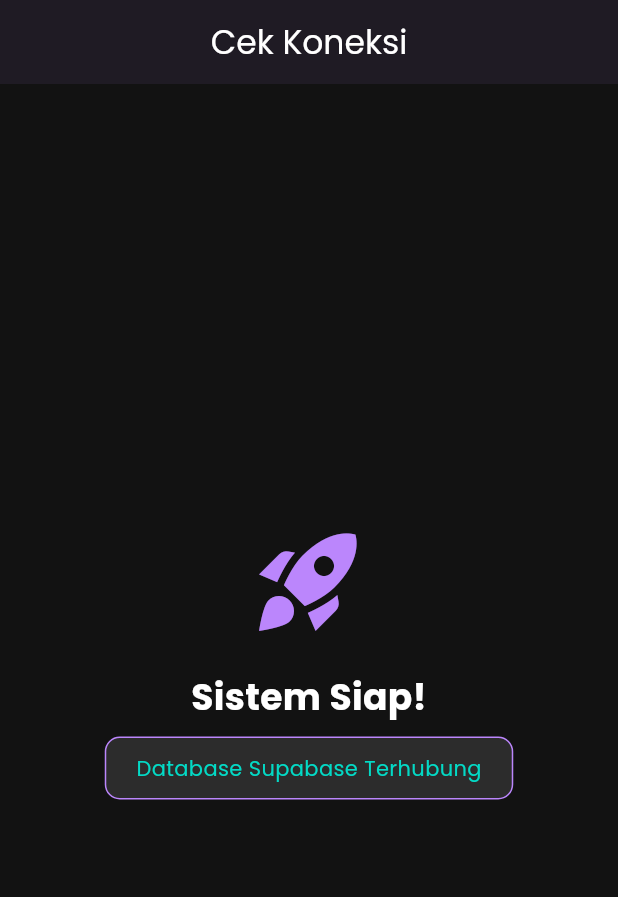
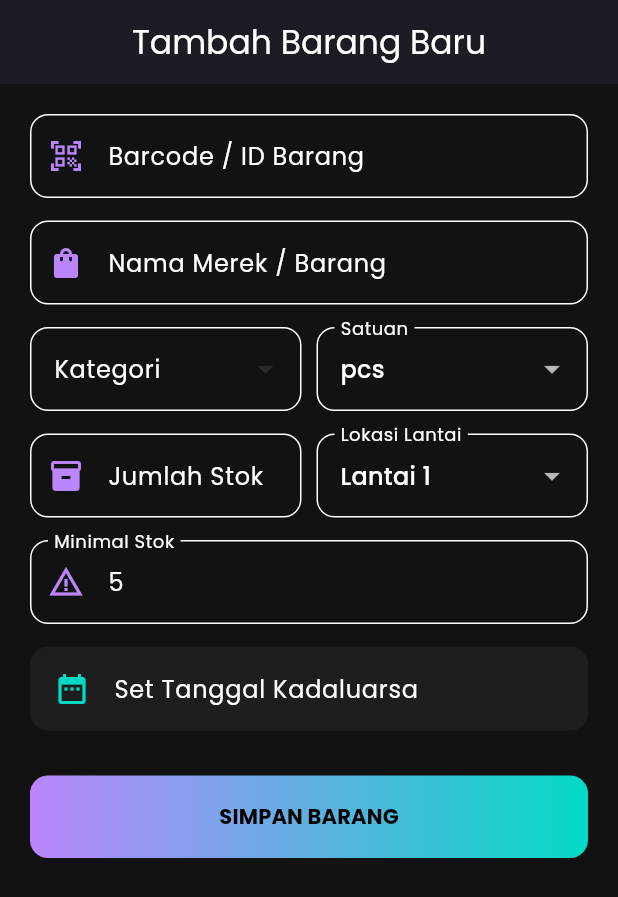
Before and after one commit to Umeem26/Minimarket-Pos-System, a Flutter app: the screen it shows after launch, on a phone screen of 412 x 824 dp. Shown: the top 897 px of the screen. Run offline on Flutter 3.47's test engine with Material 3 defaults, Android fonts, the phone set to English and light mode, and no system bars; our stand-ins replace flutter_dotenv, google_fonts, supabase_flutter; accounts and stored records are empty.

Commit message:
feat: implement add product UI with multi-floor and unit support
- Create AddProductScreen with form validation
- Implement dropdowns for categories, unit types (gram/liter), and floors
- Integrate date picker for monitoring frozen food expiry
- Apply holographic gradient button and dark purple theme

```diff
--- /dev/null
+++ b/minimarket_pos/lib/data/product_service.dart
@@ -0,0 +1,32 @@
+import 'package:supabase_flutter/supabase_flutter.dart';
+import 'product_model.dart';
+
+class ProductService {
+  final supabase = Supabase.instance.client;
+
+  // Mengambil daftar kategori untuk ditampilkan di Dropdown UI
+  Future<List<Map<String, dynamic>>> getCategories() async {
+    final response = await supabase.from('categories').select();
+    return List<Map<String, dynamic>>.from(response);
+  }
+
+  // Menyimpan Produk Baru dan Stok Awalnya
+  Future<void> addProduct(ProductModel product, String floor, double initialQty, DateTime? expiry) async {
+    // 1. Simpan ke tabel products
+    await supabase.from('products').insert({
+      'id': product.id,
+      'brand_name': product.brandName,
+      'category_id': product.categoryId,
+      'unit_type': product.unitType,
+      'min_stock': product.minStock,
+    });
+
+    // 2. Simpan stok awal ke tabel stocks
+    await supabase.from('stocks').insert({
+      'product_id': product.id,
+      'floor_name': floor,
+      'quantity': initialQty,
+      'expiry_date': expiry?.toIso8601String(),
+    });
+  }
+}
--- a/minimarket_pos/lib/main.dart
+++ b/minimarket_pos/lib/main.dart
@@ -2,6 +2,7 @@
 import 'package:supabase_flutter/supabase_flutter.dart';
 import 'package:google_fonts/google_fonts.dart';
 import 'package:flutter_dotenv/flutter_dotenv.dart';
+import 'presentation/add_product_screen.dart';
 
 Future<void> main() async {
   WidgetsFlutterBinding.ensureInitialized();
@@ -53,7 +54,7 @@
       ),
 
       // Layar Awal (Sementara untuk cek koneksi)
-      home: const TestConnectionPage(),
+      home: const AddProductScreen(),
     );
   }
 }
--- /dev/null
+++ b/minimarket_pos/lib/presentation/add_product_screen.dart
@@ -0,0 +1,229 @@
+import 'package:flutter/material.dart';
+import 'package:google_fonts/google_fonts.dart';
+import 'package:intl/intl.dart';
+import '../data/product_model.dart';
+import '../data/product_service.dart';
+
+class AddProductScreen extends StatefulWidget {
+  const AddProductScreen({super.key});
+
+  @override
+  State<AddProductScreen> createState() => _AddProductScreenState();
+}
+
+class _AddProductScreenState extends State<AddProductScreen> {
+  final _formKey = GlobalKey<FormState>();
+  final _service = ProductService();
+
+  // Controller untuk Input
+  final _idController = TextEditingController(); // Barcode
+  final _nameController = TextEditingController();
+  final _qtyController = TextEditingController();
+  final _minStockController = TextEditingController(text: '5');
+
+  // State Dropdown
+  String? _selectedCategory;
+  String _selectedUnit = 'pcs';
+  String _selectedFloor = 'Lantai 1';
+  DateTime? _selectedExpiry;
+
+  List<Map<String, dynamic>> _categories = [];
+
+  @override
+  void initState() {
+    super.initState();
+    _loadCategories();
+  }
+
+  void _loadCategories() async {
+    final data = await _service.getCategories();
+    setState(() => _categories = data);
+  }
+
+  // Fungsi Simpan
+  void _saveProduct() async {
+    if (_formKey.currentState!.validate() && _selectedCategory != null) {
+      try {
+        final product = ProductModel(
+          id: _idController.text,
+          brandName: _nameController.text,
+          categoryId: int.parse(_selectedCategory!),
+          unitType: _selectedUnit,
+          minStock: double.parse(_minStockController.text),
+        );
+
+        await _service.addProduct(
+          product,
+          _selectedFloor,
+          double.parse(_qtyController.text),
+          _selectedExpiry
+        );
+
+        ScaffoldMessenger.of(context).showSnackBar(
+          const SnackBar(content: Text("Barang Berhasil Ditambahkan!")),
+        );
+        Navigator.pop(context);
+      } catch (e) {
+        ScaffoldMessenger.of(context).showSnackBar(
+          SnackBar(content: Text("Error: $e")),
+        );
+      }
+    }
+  }
+
+  @override
+  Widget build(BuildContext context) {
+    return Scaffold(
+      appBar: AppBar(title: const Text("Tambah Barang Baru")),
+      body: SingleChildScrollView(
+        padding: const EdgeInsets.all(20),
+        child: Form(
+          key: _formKey,
+          child: Column(
+            crossAxisAlignment: CrossAxisAlignment.start,
+            children: [
+              _buildTextField(_idController, "Barcode / ID Barang", Icons.qr_code_scanner),
+              const SizedBox(height: 15),
+              _buildTextField(_nameController, "Nama Merek / Barang", Icons.shopping_bag),
+              const SizedBox(height: 15),
+
+              // Row untuk Kategori & Satuan
+              Row(
+                children: [
+                  Expanded(child: _buildCategoryDropdown()),
+                  const SizedBox(width: 10),
+                  Expanded(child: _buildUnitDropdown()),
+                ],
+              ),
+              const SizedBox(height: 15),
+
+              // Row untuk Stok & Lantai
+              Row(
+                children: [
+                  Expanded(child: _buildTextField(_qtyController, "Jumlah Stok", Icons.inventory, isNumber: true)),
+                  const SizedBox(width: 10),
+                  Expanded(child: _buildFloorDropdown()),
+                ],
+              ),
+              const SizedBox(height: 15),
+
+              _buildTextField(_minStockController, "Minimal Stok", Icons.warning_amber, isNumber: true),
+              const SizedBox(height: 15),
+
+              // Tanggal Kadaluarsa (Khusus Frozen/Obat)
+              _buildDatePicker(),
+
+              const SizedBox(height: 30),
+              _buildSaveButton(),
+            ],
+          ),
+        ),
+      ),
+    );
+  }
+
+  // Widget Helper untuk UI yang Konsisten
+  Widget _buildTextField(TextEditingController controller, String label, IconData icon, {bool isNumber = false}) {
+    return TextFormField(
+      controller: controller,
+      keyboardType: isNumber ? const TextInputType.numberWithOptions(decimal: true) : TextInputType.text,
+      decoration: InputDecoration(
+        labelText: label,
+        prefixIcon: Icon(icon, color: const Color(0xFFBB86FC)),
+        border: OutlineInputBorder(borderRadius: BorderRadius.circular(12)),
+        focusedBorder: OutlineInputBorder(
+          borderRadius: BorderRadius.circular(12),
+          borderSide: const BorderSide(color: Color(0xFFBB86FC), width: 2),
+        ),
+      ),
+      validator: (v) => v!.isEmpty ? "Wajib diisi" : null,
+    );
+  }
+
+  Widget _buildCategoryDropdown() {
+    return DropdownButtonFormField<String>(
+      decoration: InputDecoration(
+        labelText: "Kategori",
+        border: OutlineInputBorder(borderRadius: BorderRadius.circular(12)),
+      ),
+      value: _selectedCategory,
+      items: _categories.map((c) => DropdownMenuItem(
+        value: c['id'].toString(),
+        child: Text(c['name'])
+      )).toList(),
+      onChanged: (v) => setState(() => _selectedCategory = v),
+    );
+  }
+
+  Widget _buildUnitDropdown() {
+    return DropdownButtonFormField<String>(
+      decoration: InputDecoration(
+        labelText: "Satuan",
+        border: OutlineInputBorder(borderRadius: BorderRadius.circular(12)),
+      ),
+      value: _selectedUnit,
+      items: ['pcs', 'gram', 'liter', 'ml'].map((u) => DropdownMenuItem(
+        value: u,
+        child: Text(u)
+      )).toList(),
+      onChanged: (v) => setState(() => _selectedUnit = v!),
+    );
+  }
+
+  Widget _buildFloorDropdown() {
+    return DropdownButtonFormField<String>(
+      decoration: InputDecoration(
+        labelText: "Lokasi Lantai",
+        border: OutlineInputBorder(borderRadius: BorderRadius.circular(12)),
+      ),
+      value: _selectedFloor,
+      items: ['Lantai 1', 'Lantai 2'].map((f) => DropdownMenuItem(
+        value: f,
+        child: Text(f)
+      )).toList(),
+      onChanged: (v) => setState(() => _selectedFloor = v!),
+    );
+  }
+
+  Widget _buildDatePicker() {
+    return ListTile(
+      tileColor: const Color(0xFF1E1E1E),
+      shape: RoundedRectangleBorder(borderRadius: BorderRadius.circular(12)),
+      leading: const Icon(Icons.date_range, color: Color(0xFF03DAC6)),
+      title: Text(_selectedExpiry == null
+        ? "Set Tanggal Kadaluarsa"
+        : "Kadaluarsa: ${DateFormat('dd MMM yyyy').format(_selectedExpiry!)}"),
+      onTap: () async {
+        DateTime? picked = await showDatePicker(
+          context: context,
+          initialDate: DateTime.now(),
+          firstDate: DateTime.now(),
+          lastDate: DateTime(2030),
+        );
+        if (picked != null) setState(() => _selectedExpiry = picked);
+      },
+    );
+  }
+
+  Widget _buildSaveButton() {
+    return Container(
+      width: double.infinity,
+      height: 55,
+      decoration: BoxDecoration(
+        borderRadius: BorderRadius.circular(12),
+        gradient: const LinearGradient(
+          colors: [Color(0xFFBB86FC), Color(0xFF03DAC6)],
+        ),
+      ),
+      child: ElevatedButton(
+        style: ElevatedButton.styleFrom(
+          backgroundColor: Colors.transparent,
+          shadowColor: Colors.transparent,
+          shape: RoundedRectangleBorder(borderRadius: BorderRadius.circular(12)),
+        ),
+        onPressed: _saveProduct,
+        child: const Text("SIMPAN BARANG", style: TextStyle(fontWeight: FontWeight.bold, color: Colors.black)),
+      ),
+    );
+  }
+}
```
